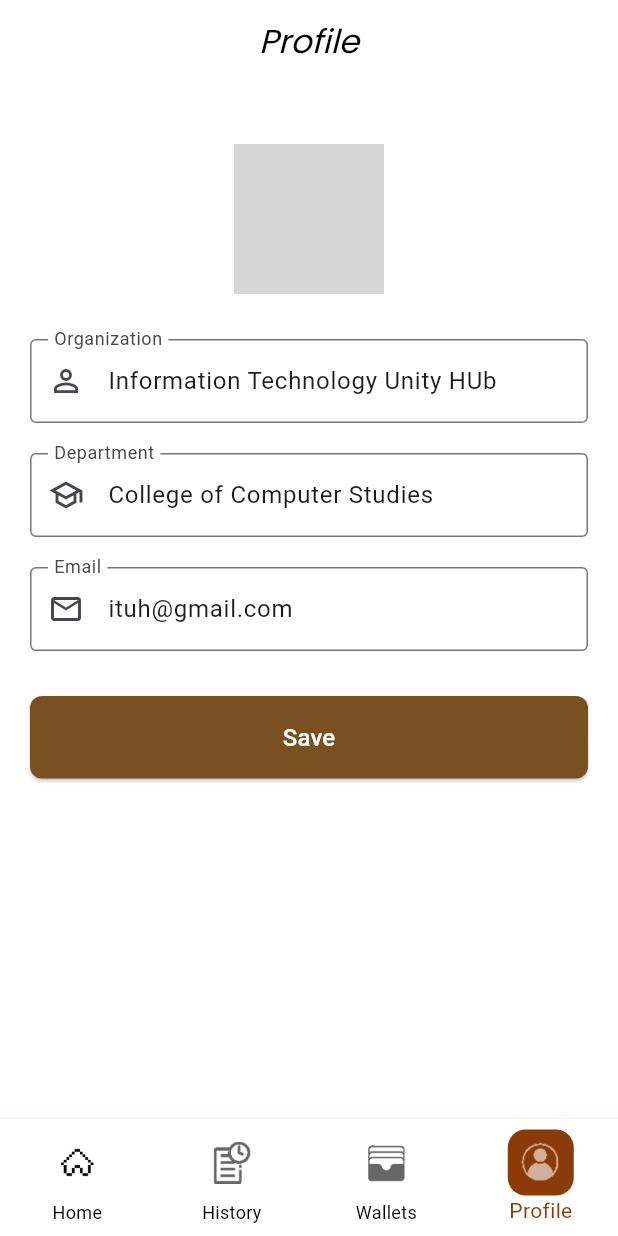
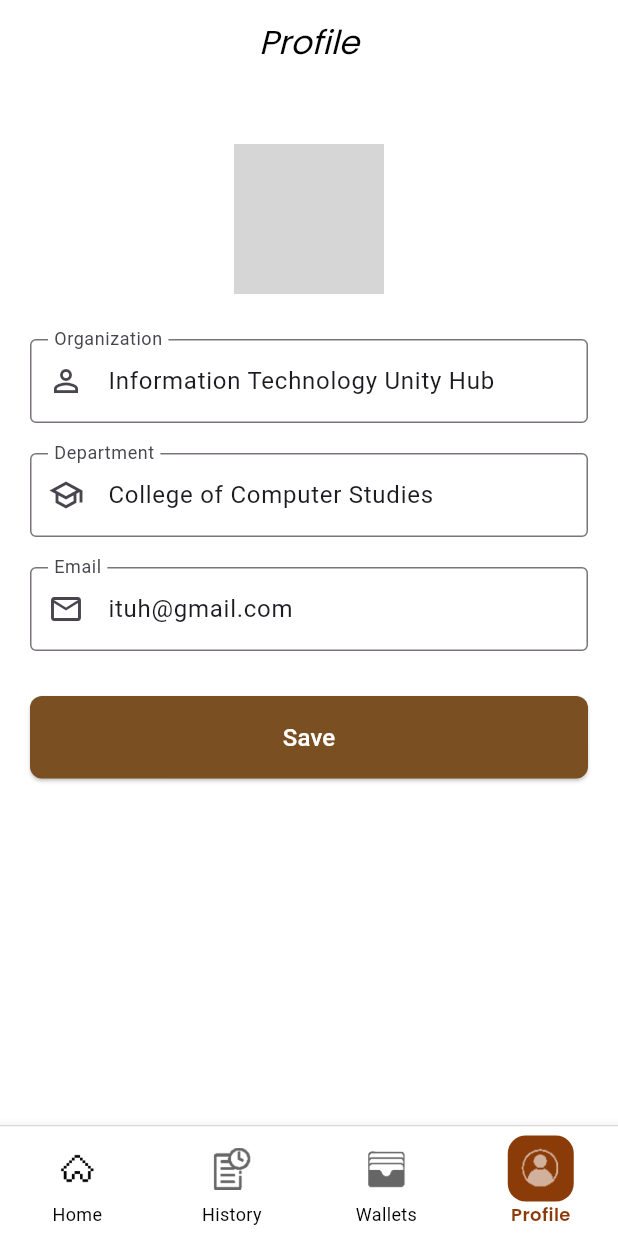
Before and after one commit to Snowden199x/PettyCash, a Flutter app: the ProfileScreen screen opened by its route, on a phone screen of 412 x 824 dp. Run offline on Flutter 3.47's test engine with Material 3 defaults, Android fonts, the light colour scheme and no system bars; project files that could hold a hidden picture were left out; grey boxes are pictures that could not be loaded.

Commit message:
#4 Mobile home_screen, profile_screen, transaction_history_screen, walltet_screen

```diff
--- a/mobile_application/lib/Navigation/profile_screen.dart
+++ b/mobile_application/lib/Navigation/profile_screen.dart
@@ -12,15 +12,14 @@ class ProfileScreen extends StatefulWidget {
 
 class _ProfileScreenState extends State<ProfileScreen> {
   final TextEditingController _nameController =
-      TextEditingController(text: 'Information Technology Unity HUb');
+      TextEditingController(text: 'Information Technology Unity Hub');
   final TextEditingController _emailController =
       TextEditingController(text: 'College of Computer Studies');
   final TextEditingController _phoneController =
       TextEditingController(text: 'ituh@gmail.com');
 
-  final int _selectedIndex = 3; // Profile tab index
+  final int _selectedIndex = 3;
 
-  // ✅ Icon paths (same as other screens)
   final iconPaths = {
     'home': {
       'active': 'assets/Icons/navigation_icons/nav_home.png',
@@ -51,35 +50,32 @@ class _ProfileScreenState extends State<ProfileScreen> {
   void _onItemTapped(int index) {
     if (index == _selectedIndex) return;
 
+    Widget nextScreen;
     switch (index) {
       case 0:
+        nextScreen = const HomeScreen(orgName: "Organization");
+        break;
+      case 1:
+        nextScreen = const TransactionHistoryScreen();
+        break;
+      case 2:
+        nextScreen = const WalletScreen();
+        break;
+      case 3:
+        nextScreen = const ProfileScreen();
+        break;
+      default:
+        return;
+    }
+
     Navigator.pushReplacement(
       context,
-          MaterialPageRoute(
-            builder: (context) => const HomeScreen(orgName: "Organization"),
+      PageRouteBuilder(
+        pageBuilder: (_, __, ___) => nextScreen,
+        transitionDuration: Duration.zero,
+        reverseTransitionDuration: Duration.zero,
       ),
     );
-        break;
-      case 1:
-        Navigator.pushReplacement(
-          context,
-          MaterialPageRoute(
-            builder: (context) => const TransactionHistoryScreen(),
-          ),
-        );
-        break;
-      case 2:
-        Navigator.pushReplacement(
-          context,
-          MaterialPageRoute(
-            builder: (context) => const WalletScreen(),
-          ),
-        );
-        break;
-      case 3:
-        // Already on Profile
-        break;
-    }
   }
 
   @override
@@ -89,31 +85,35 @@ class _ProfileScreenState extends State<ProfileScreen> {
 
       appBar: AppBar(
         automaticallyImplyLeading: false,
-        title: const Text("Profile"),
-        centerTitle: true,
-        backgroundColor: const Color.fromARGB(255, 255, 255, 255),
-        elevation: 0,
-        titleTextStyle: const TextStyle(
+        title: const Text(
+          "Profile",
+          style: TextStyle(
             fontStyle: FontStyle.italic,
             fontFamily: 'Poppins',
+            fontSize: 22,
             color: Colors.black,
-          fontSize: 22,
           ),
         ),
+        centerTitle: true,
+        backgroundColor: Colors.white,
+        elevation: 0,
+      ),
 
-      body: SingleChildScrollView(
+      body: SafeArea(
+        child: SingleChildScrollView(
           padding: const EdgeInsets.all(20),
           child: Column(
             children: [
               const SizedBox(height: 20),
 
-            // Profile Image with Edit Icon
+              // Profile Image + Edit Icon
               Stack(
                 alignment: Alignment.bottomRight,
                 children: [
                   const CircleAvatar(
                     radius: 50,
-                  backgroundImage: AssetImage('assets/profile_placeholder.png'),
+                    backgroundImage:
+                        AssetImage('assets/profile_placeholder.png'),
                   ),
                   Positioned(
                     right: 4,
@@ -148,7 +148,7 @@ class _ProfileScreenState extends State<ProfileScreen> {
 
               const SizedBox(height: 20),
 
-            // Email Field
+              // Department Field
               TextField(
                 controller: _emailController,
                 decoration: const InputDecoration(
@@ -156,12 +156,11 @@ class _ProfileScreenState extends State<ProfileScreen> {
                   prefixIcon: Icon(Icons.school_outlined),
                   border: OutlineInputBorder(),
                 ),
-              keyboardType: TextInputType.emailAddress,
               ),
 
               const SizedBox(height: 20),
 
-            // Phone Field
+              // Email Field
               TextField(
                 controller: _phoneController,
                 decoration: const InputDecoration(
@@ -169,12 +168,11 @@ class _ProfileScreenState extends State<ProfileScreen> {
                   prefixIcon: Icon(Icons.email_outlined),
                   border: OutlineInputBorder(),
                 ),
-              keyboardType: TextInputType.phone,
               ),
 
               const SizedBox(height: 30),
 
-            // Save Button
+              // Save button
               SizedBox(
                 width: double.infinity,
                 child: ElevatedButton(
@@ -202,9 +200,19 @@ class _ProfileScreenState extends State<ProfileScreen> {
             ],
           ),
         ),
+      ),
 
-      // ✅ Updated bottom navigation (same exact design as TransactionHistoryScreen)
-      bottomNavigationBar: BottomNavigationBar(
+      bottomNavigationBar: _buildBottomNavigationBar(),
+    );
+  }
+
+  // EXACT SAME bottom nav bar as transaction_history.dart
+  Widget _buildBottomNavigationBar() {
+    return Container(
+      decoration: const BoxDecoration(
+        border: Border(top: BorderSide(color: Colors.black12, width: 1)),
+      ),
+      child: BottomNavigationBar(
         currentIndex: _selectedIndex,
         onTap: _onItemTapped,
         type: BottomNavigationBarType.fixed,
@@ -213,6 +221,11 @@ class _ProfileScreenState extends State<ProfileScreen> {
         unselectedItemColor: Colors.black,
         showSelectedLabels: true,
         showUnselectedLabels: true,
+        selectedLabelStyle: const TextStyle(
+          fontFamily: 'Poppins',
+          fontWeight: FontWeight.w600,
+          fontSize: 12,
+        ),
         items: [
           _buildNavItem(0, 'Home', iconPaths['home']!),
           _buildNavItem(1, 'History', iconPaths['history']!),
@@ -223,21 +236,21 @@ class _ProfileScreenState extends State<ProfileScreen> {
     );
   }
 
-  // ✅ Navigation item builder (keeps the same highlight style)
+  // EXACT same nav item style
   BottomNavigationBarItem _buildNavItem(
     int index,
     String label,
     Map<String, String> icons,
   ) {
-    final bool isSelected = _selectedIndex == index;
+    final isSelected = _selectedIndex == index;
 
     return BottomNavigationBarItem(
       icon: Container(
+        padding: const EdgeInsets.all(8),
         decoration: BoxDecoration(
           color: isSelected ? const Color(0xFF8B3B08) : Colors.transparent,
           borderRadius: BorderRadius.circular(12),
         ),
-        padding: const EdgeInsets.all(8),
         child: Image.asset(
           isSelected ? icons['active']! : icons['inactive']!,
           height: 28,
```
Also changed, not shown: mobile_application/lib/Navigation/home_screen.dart (+34 -95 lines), mobile_application/lib/Navigation/transaction_history_screen.dart (+51 -36 lines), mobile_application/lib/Navigation/wallet_screen.dart (+32 -9 lines). Lines whose indentation alone changed are shown as unchanged.
